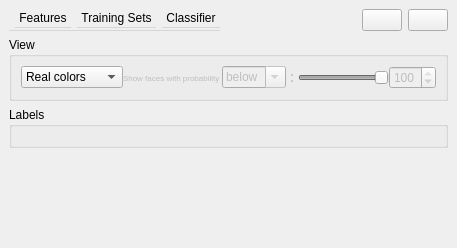
This is Polyhedron/Plugins/Classification/Classification_widget.ui in tudelft3d/3D_Urban_Mesh_Annotator as Qt 5 draws it before an edit. The edited form follows.
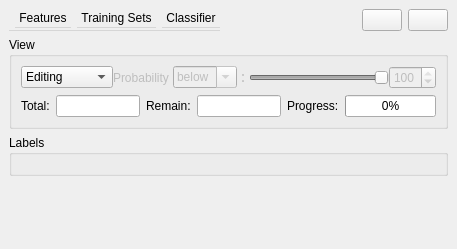
This is the edited form. Icons and pictures are not drawn.

Commit message: Add progress bar and fix bugs of probability slider.

```diff
--- a/Polyhedron/Plugins/Classification/Classification_widget.ui
+++ b/Polyhedron/Plugins/Classification/Classification_widget.ui
@@ -7,7 +7,7 @@
     <x>0</x>
     <y>0</y>
     <width>457</width>
-    <height>248</height>
+    <height>249</height>
    </rect>
   </property>
   <property name="sizePolicy">
@@ -87,7 +87,7 @@
       <property name="title">
        <string>View</string>
       </property>
-      <layout class="QHBoxLayout" name="horizontalLayout_3">
+      <layout class="QVBoxLayout" name="verticalLayout_4">
        <item>
         <layout class="QHBoxLayout" name="horizontalLayout_2">
          <property name="spacing">
@@ -103,8 +103,11 @@
            </property>
            <item>
             <widget class="QComboBox" name="display">
+             <property name="currentText">
+              <string>Editing</string>
+             </property>
              <property name="currentIndex">
-              <number>0</number>
+              <number>1</number>
              </property>
              <item>
               <property name="text">
@@ -113,12 +116,7 @@
              </item>
              <item>
               <property name="text">
-               <string>Classification</string>
-              </property>
-             </item>
-             <item>
-              <property name="text">
-               <string>Training sets</string>
+               <string>Editing</string>
               </property>
              </item>
             </widget>
@@ -136,11 +134,12 @@
              </property>
              <property name="font">
               <font>
-               <pointsize>6</pointsize>
+               <family>Segoe UI</family>
+               <pointsize>9</pointsize>
               </font>
              </property>
              <property name="text">
-              <string>Show faces with probability </string>
+              <string>Probability </string>
              </property>
             </widget>
            </item>
@@ -240,6 +239,118 @@
          </item>
         </layout>
        </item>
+       <item>
+        <layout class="QHBoxLayout" name="horizontalLayout_7">
+         <item>
+          <widget class="QLabel" name="label_5">
+           <property name="font">
+            <font>
+             <family>Segoe UI</family>
+             <pointsize>9</pointsize>
+            </font>
+           </property>
+           <property name="text">
+            <string>Total:</string>
+           </property>
+          </widget>
+         </item>
+         <item>
+          <widget class="QLineEdit" name="lineEdit">
+           <property name="font">
+            <font>
+             <family>Segoe UI</family>
+             <pointsize>9</pointsize>
+            </font>
+           </property>
+           <property name="cursor">
+            <cursorShape>ArrowCursor</cursorShape>
+           </property>
+           <property name="mouseTracking">
+            <bool>false</bool>
+           </property>
+           <property name="focusPolicy">
+            <enum>Qt::NoFocus</enum>
+           </property>
+           <property name="acceptDrops">
+            <bool>false</bool>
+           </property>
+           <property name="maxLength">
+            <number>99999999</number>
+           </property>
+          </widget>
+         </item>
+         <item>
+          <widget class="QLabel" name="label_4">
+           <property name="font">
+            <font>
+             <family>Segoe UI</family>
+             <pointsize>9</pointsize>
+            </font>
+           </property>
+           <property name="text">
+            <string>Remain:</string>
+           </property>
+          </widget>
+         </item>
+         <item>
+          <widget class="QLineEdit" name="lineEdit_2">
+           <property name="font">
+            <font>
+             <family>Segoe UI</family>
+             <pointsize>9</pointsize>
+            </font>
+           </property>
+           <property name="cursor">
+            <cursorShape>ArrowCursor</cursorShape>
+           </property>
+           <property name="mouseTracking">
+            <bool>false</bool>
+           </property>
+           <property name="focusPolicy">
+            <enum>Qt::NoFocus</enum>
+           </property>
+           <property name="acceptDrops">
+            <bool>false</bool>
+           </property>
+           <property name="maxLength">
+            <number>99999999</number>
+           </property>
+          </widget>
+         </item>
+         <item>
+          <widget class="QLabel" name="label_3">
+           <property name="font">
+            <font>
+             <family>Segoe UI</family>
+             <pointsize>9</pointsize>
+            </font>
+           </property>
+           <property name="text">
+            <string>Progress:</string>
+           </property>
+          </widget>
+         </item>
+         <item>
+          <widget class="QProgressBar" name="progressBar">
+           <property name="sizePolicy">
+            <sizepolicy hsizetype="Expanding" vsizetype="Fixed">
+             <horstretch>0</horstretch>
+             <verstretch>0</verstretch>
+            </sizepolicy>
+           </property>
+           <property name="font">
+            <font>
+             <family>Segoe UI</family>
+             <pointsize>9</pointsize>
+            </font>
+           </property>
+           <property name="value">
+            <number>0</number>
+           </property>
+          </widget>
+         </item>
+        </layout>
+       </item>
       </layout>
      </widget>
     </item>
```
Left out of the diff: 12 changed lines with no effect on the pictures. The commit also changes 9 other files.
